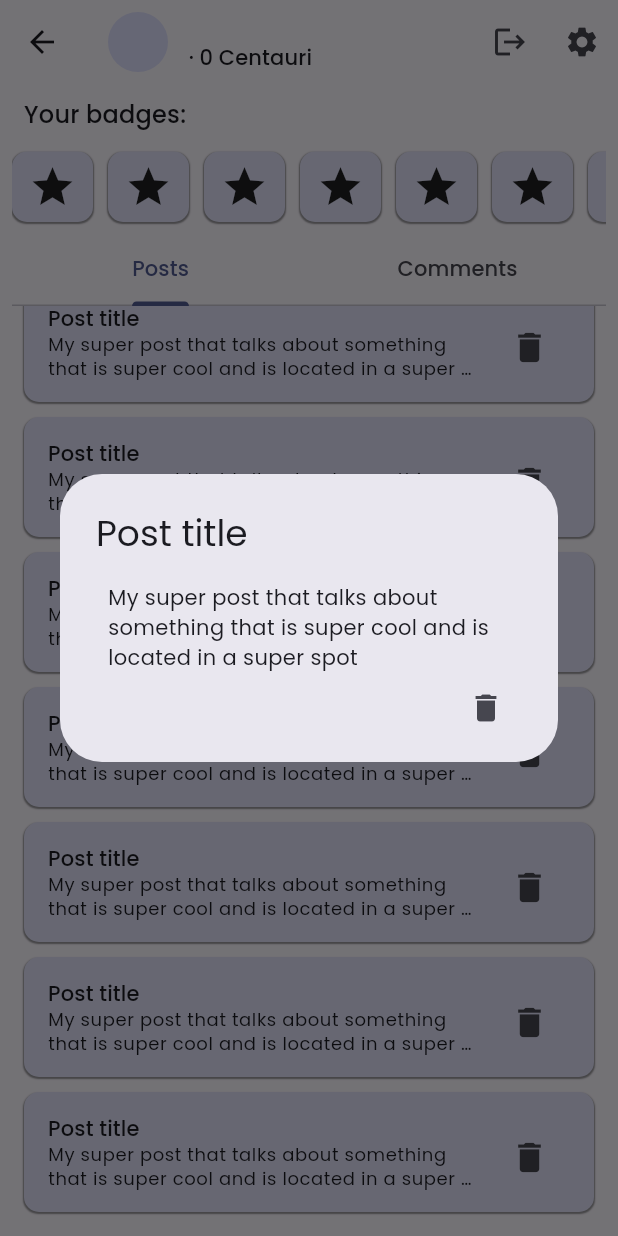
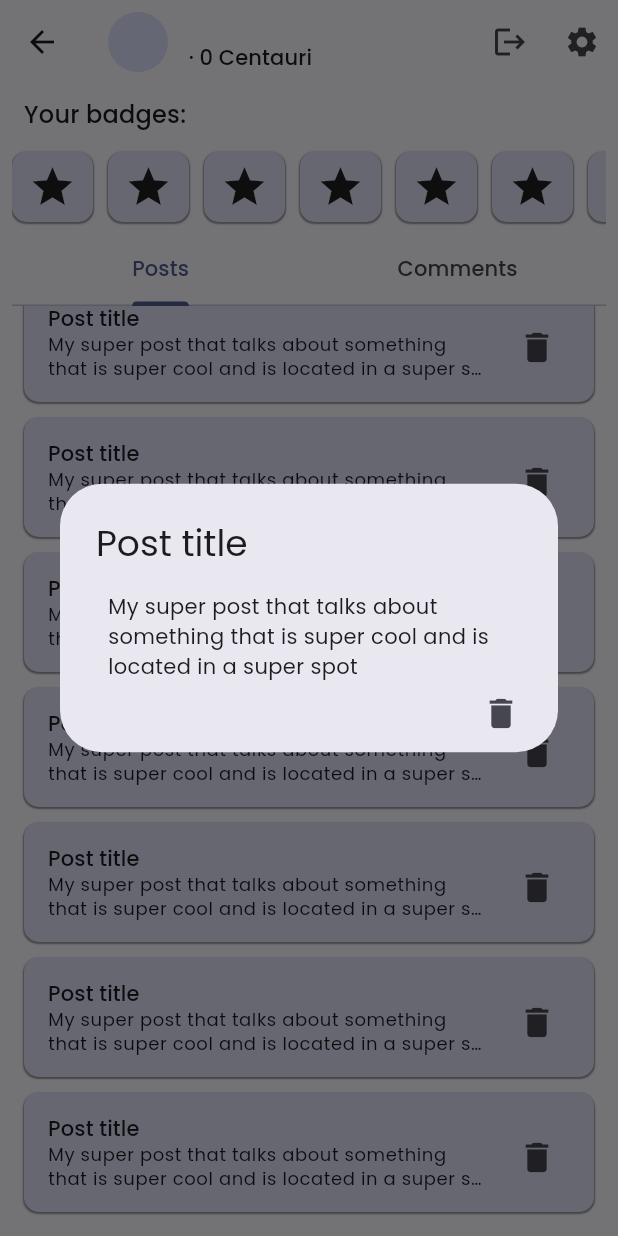
Before and after one commit to ProximaEPFL/proxima, a Flutter app: the ProfilePage screen opened directly, scrolled down 294 dp, after a tap on "Post title", on a phone screen of 412 x 824 dp. Run offline on Flutter 3.47's test engine with Material 3 defaults, Android fonts, the phone set to English and light mode, and no system bars; our stand-ins replace cloud_firestore, firebase_auth, firebase_core, flutter_hooks, geolocator, google_fonts and 2 more; missing offline and left inert: geoflutterfire_plus; accounts and stored records are empty.

Commit message:
feat(profile-page): make use of the new async capable delete button

```diff
--- a/lib/views/pages/profile/info_cards/profile_info_card.dart
+++ b/lib/views/pages/profile/info_cards/profile_info_card.dart
@@ -49,10 +49,7 @@ class ProfileInfoCard extends StatelessWidget {
         maxLines: title == null ? 3 : 2,
         overflow: TextOverflow.ellipsis,
       ),
-      trailing: SizedBox(
-        width: 40,
-        child: DeleteButton(onClick: onDelete),
-      ),
+      trailing: DeleteButton(onClick: onDelete),
     );
 
     final fullViewButton = InkWell(
--- a/lib/views/pages/profile/info_cards/profile_info_pop_up.dart
+++ b/lib/views/pages/profile/info_cards/profile_info_pop_up.dart
@@ -1,4 +1,5 @@
 import "package:flutter/material.dart";
+import "package:proxima/views/components/delete_button.dart";
 
 class ProfileInfoPopUp extends StatelessWidget {
   static const popUpTitleKey = Key("profilePopUpTitle");
@@ -14,7 +15,7 @@ class ProfileInfoPopUp extends StatelessWidget {
 
   final String? title;
   final String content;
-  final VoidCallback onDelete;
+  final FutureVoidCallback onDelete;
 
   @override
   Widget build(BuildContext context) {
@@ -46,13 +47,13 @@ class ProfileInfoPopUp extends StatelessWidget {
       ),
     );
 
-    final deleteAction = IconButton(
-      key: popUpDeleteButtonKey,
-      onPressed: () {
-        onDelete();
-        Navigator.pop(context);
+    final deleteAction = DeleteButton(
+      onClick: () async {
+        await onDelete();
+        if (context.mounted) {
+          Navigator.pop(context);
+        }
       },
-      icon: const Icon(Icons.delete),
     );
 
     return AlertDialog(
--- a/lib/views/pages/profile/profile_page.dart
+++ b/lib/views/pages/profile/profile_page.dart
@@ -51,7 +51,7 @@ class ProfilePage extends HookConsumerWidget {
           title: "Post title",
           content:
               "My super post that talks about something that is super cool and is located in a super spot",
-          onDelete: () {
+          onDelete: () async {
             // TODO handle post deletion
           },
         ),
@@ -62,7 +62,7 @@ class ProfilePage extends HookConsumerWidget {
           shadow: shadow,
           content:
               "Here is a super comment on a super post that talks about something that is super cool and is located in a super spot that is very cosy and nice",
-          onDelete: () {
+          onDelete: () async {
             // TODO handle comment deletion
           },
         ),
```
